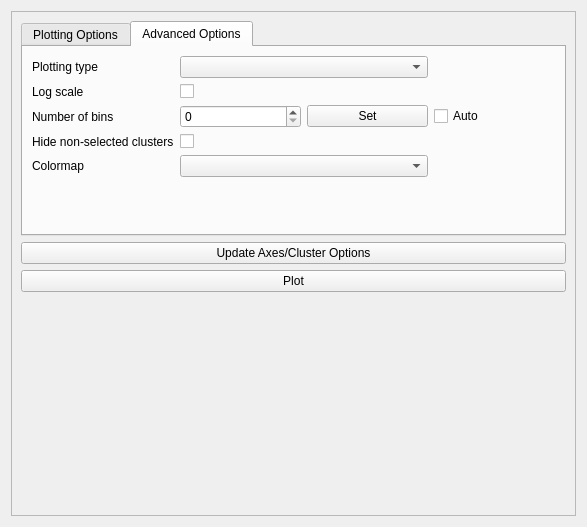
This is napari_clusters_plotter/plotter_inputs.ui in BiAPoL/napari-clusters-plotter as Qt 5 draws it before an edit. The edited form follows.
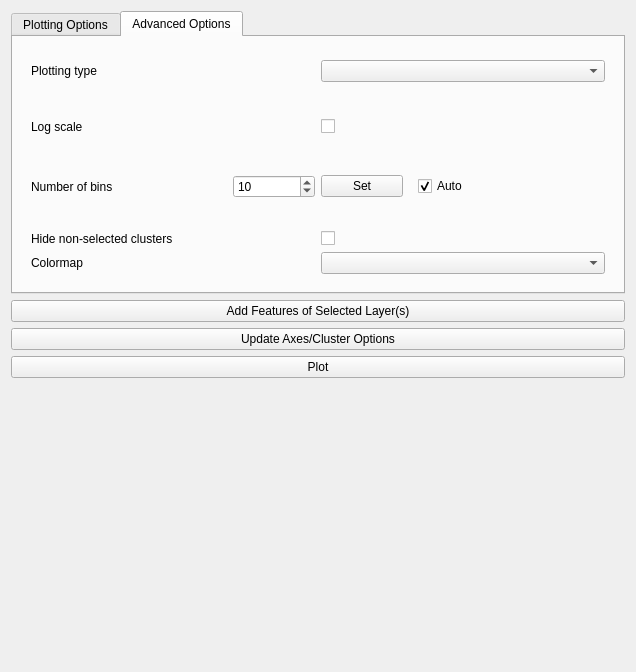
This is the edited form. The open tabs and pages were chosen to show the change.

```diff
--- a/napari_clusters_plotter/plotter_inputs.ui
+++ b/napari_clusters_plotter/plotter_inputs.ui
@@ -6,8 +6,8 @@
    <rect>
     <x>0</x>
     <y>0</y>
-    <width>587</width>
-    <height>527</height>
+    <width>636</width>
+    <height>672</height>
    </rect>
   </property>
   <property name="windowTitle">
@@ -15,21 +15,6 @@
   </property>
   <layout class="QVBoxLayout" name="verticalLayout_2">
    <item>
-    <widget class="QScrollArea" name="scrollArea">
-     <property name="widgetResizable">
-      <bool>true</bool>
-     </property>
-     <widget class="QWidget" name="scrollAreaWidgetContents">
-      <property name="geometry">
-       <rect>
-        <x>0</x>
-        <y>0</y>
-        <width>567</width>
-        <height>507</height>
-       </rect>
-      </property>
-      <layout class="QVBoxLayout" name="verticalLayout">
-       <item>
         <widget class="QTabWidget" name="tabWidget">
          <property name="currentIndex">
           <number>0</number>
@@ -89,95 +74,135 @@
            <string>Advanced Options</string>
           </attribute>
           <layout class="QGridLayout" name="gridLayout_3">
+       <item row="5" column="0" colspan="4">
+        <widget class="QWidget" name="additional_options_container" native="true">
+         <layout class="QGridLayout" name="gridLayout_5">
            <item row="0" column="0">
-            <widget class="QLabel" name="label_4">
-             <property name="text">
-              <string>Plotting type</string>
-             </property>
-            </widget>
-           </item>
-           <item row="0" column="1" colspan="2">
-            <widget class="QComboBox" name="plot_type_box"/>
-           </item>
-           <item row="2" column="0">
-            <widget class="QLabel" name="label_6">
-             <property name="text">
-              <string>Number of bins</string>
-             </property>
-            </widget>
-           </item>
-           <item row="1" column="0">
-            <widget class="QLabel" name="label_5">
-             <property name="text">
-              <string>Log scale</string>
-             </property>
-            </widget>
-           </item>
-           <item row="3" column="0">
             <widget class="QLabel" name="label_7">
              <property name="text">
               <string>Hide non-selected clusters</string>
              </property>
             </widget>
            </item>
-           <item row="2" column="1">
-            <widget class="QSpinBox" name="n_bins_box"/>
+          <item row="1" column="0">
+           <widget class="QLabel" name="label_8">
+            <property name="text">
+             <string>Colormap</string>
+            </property>
+           </widget>
+          </item>
+          <item row="0" column="1">
+           <widget class="QCheckBox" name="non_selected_checkbutton">
+            <property name="text">
+             <string/>
+            </property>
+           </widget>
            </item>
            <item row="1" column="1">
+           <widget class="QComboBox" name="cmap_box"/>
+          </item>
+         </layout>
+        </widget>
+       </item>
+       <item row="2" column="0" colspan="4">
+        <widget class="QWidget" name="log_scale_container" native="true">
+         <layout class="QHBoxLayout" name="horizontalLayout_2">
+          <item>
+           <widget class="QLabel" name="log_label">
+            <property name="text">
+             <string>Log scale</string>
+            </property>
+           </widget>
+          </item>
+          <item>
             <widget class="QCheckBox" name="log_scale_checkbutton">
              <property name="text">
               <string/>
              </property>
             </widget>
            </item>
-           <item row="2" column="3">
+         </layout>
+        </widget>
+       </item>
+       <item row="4" column="0" colspan="4">
+        <widget class="QWidget" name="bins_settings_container" native="true">
+         <layout class="QGridLayout" name="gridLayout_4">
+          <item row="1" column="2">
             <widget class="QCheckBox" name="auto_bins_checkbox">
              <property name="text">
               <string>Auto</string>
              </property>
-            </widget>
-           </item>
-           <item row="2" column="2">
+            <property name="checked">
+             <bool>true</bool>
+            </property>
+           </widget>
+          </item>
+          <item row="1" column="0">
+           <widget class="QLabel" name="label_6">
+            <property name="text">
+             <string>Number of bins</string>
+            </property>
+           </widget>
+          </item>
+          <item row="1" column="1">
+           <widget class="QWidget" name="manual_bins_container" native="true">
+            <property name="enabled">
+             <bool>true</bool>
+            </property>
+            <layout class="QHBoxLayout" name="horizontalLayout">
+             <item>
+              <widget class="QSpinBox" name="n_bins_box">
+               <property name="minimum">
+                <number>1</number>
+               </property>
+               <property name="maximum">
+                <number>1000</number>
+               </property>
+               <property name="value">
+                <number>10</number>
+               </property>
+              </widget>
+             </item>
+             <item>
             <widget class="QPushButton" name="set_bins_button">
              <property name="text">
               <string>Set</string>
              </property>
             </widget>
            </item>
-           <item row="3" column="1">
-            <widget class="QCheckBox" name="non_selected_checkbutton">
-             <property name="text">
-              <string/>
-             </property>
-            </widget>
-           </item>
-           <item row="4" column="0">
-            <widget class="QLabel" name="label_8">
+            </layout>
+           </widget>
+          </item>
+         </layout>
+        </widget>
+       </item>
+       <item row="0" column="0" colspan="4">
+        <widget class="QWidget" name="plotting_type_container" native="true">
+         <layout class="QGridLayout" name="gridLayout">
+          <item row="0" column="0">
+           <widget class="QLabel" name="label_4">
              <property name="text">
-              <string>Colormap</string>
+             <string>Plotting type</string>
              </property>
             </widget>
            </item>
-           <item row="4" column="1" colspan="2">
-            <widget class="QComboBox" name="cmap_box"/>
-           </item>
-           <item row="5" column="0" colspan="4">
-            <spacer name="verticalSpacer_2">
-             <property name="orientation">
-              <enum>Qt::Vertical</enum>
-             </property>
-             <property name="sizeHint" stdset="0">
-              <size>
-               <width>20</width>
-               <height>40</height>
-              </size>
-             </property>
-            </spacer>
+          <item row="0" column="1">
+           <widget class="QComboBox" name="plot_type_box"/>
+          </item>
+         </layout>
+        </widget>
            </item>
           </layout>
          </widget>
         </widget>
        </item>
+   <item>
+    <widget class="QPushButton" name="feature_import_button">
+     <property name="text">
+      <string>Add Features of Selected Layer(s)</string>
+     </property>
+    </widget>
+   </item>
        <item>
         <widget class="QPushButton" name="update_axes_button">
          <property name="text">
@@ -207,10 +232,6 @@
        </item>
       </layout>
      </widget>
-    </widget>
-   </item>
-  </layout>
- </widget>
  <tabstops>
   <tabstop>plot_type_box</tabstop>
   <tabstop>hue_box</tabstop>
```
Left out of the diff: 63 changed lines with no effect on the pictures. Lines whose indentation alone changed are shown as unchanged.
